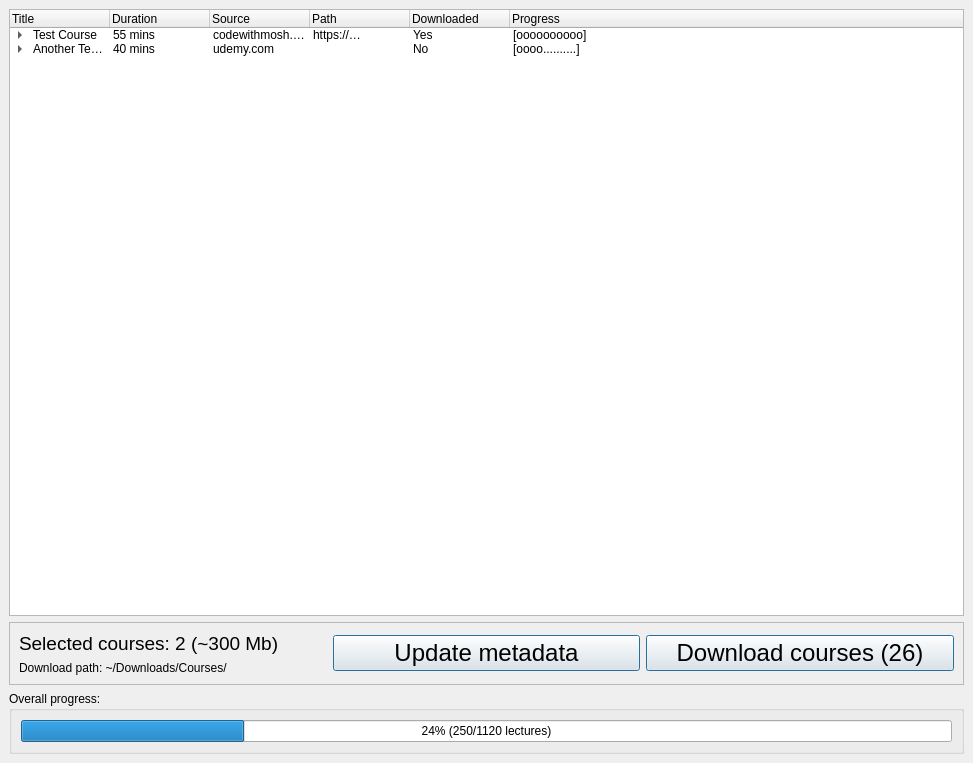
Old version of the form ui/scrapper.ui in the repository atthealchemist/mosh_scrapper.
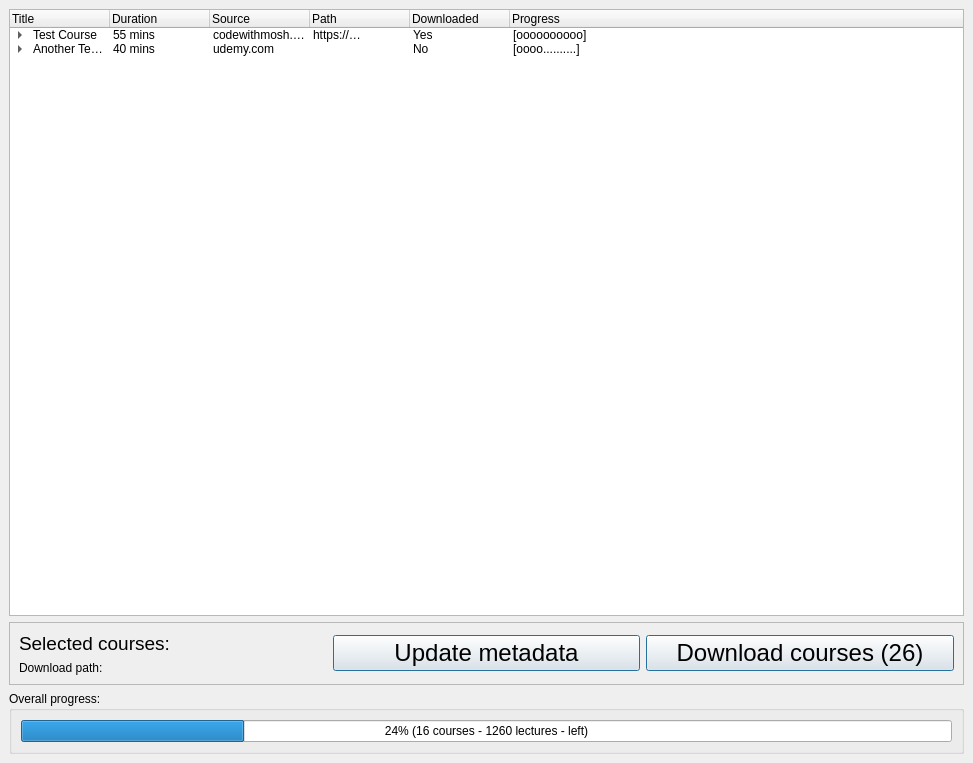
New version of the form. Icons and pictures are not drawn.

Commit message: Changed layout in gui window; attempted to pass queue by generator

The edit to the form file:
```diff
--- a/ui/scrapper.ui
+++ b/ui/scrapper.ui
@@ -292,8 +292,8 @@
       </property>
       <layout class="QHBoxLayout" name="horizontalLayout">
        <item>
-        <layout class="QVBoxLayout" name="verticalLayoutInfo">
-         <item>
+        <layout class="QGridLayout" name="gridLayout">
+         <item row="0" column="0">
           <widget class="QLabel" name="labelSelectedCourses">
            <property name="font">
             <font>
@@ -301,14 +301,28 @@
             </font>
            </property>
            <property name="text">
-            <string>Selected courses: 2 (~300 Mb)</string>
+            <string>Selected courses:</string>
            </property>
           </widget>
          </item>
-         <item>
+         <item row="1" column="0">
           <widget class="QLabel" name="labelDownloadPath">
            <property name="text">
-            <string>Download path: ~/Downloads/Courses/</string>
+            <string>Download path:</string>
+           </property>
+          </widget>
+         </item>
+         <item row="0" column="1">
+          <widget class="QLabel" name="labelSelectedCoursesValue">
+           <property name="text">
+            <string/>
+           </property>
+          </widget>
+         </item>
+         <item row="1" column="1">
+          <widget class="QLabel" name="labelDownloadPathValue">
+           <property name="text">
+            <string/>
            </property>
           </widget>
          </item>
@@ -385,7 +399,7 @@
           <number>24</number>
          </property>
          <property name="format">
-          <string>%p% (250/1120 lectures)</string>
+          <string>%p% (16 courses - 1260 lectures - left)</string>
          </property>
         </widget>
        </item>
```
The commit also changes 2 other files.
